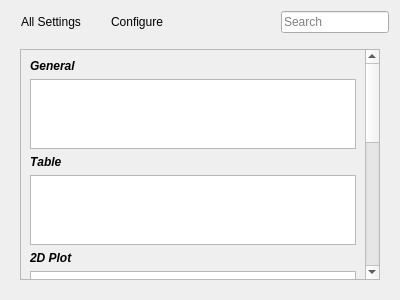
First picture: the form in alphaplot/src/ui/SettingsDialog.ui, repository narunlifescience/AlphaPlot, before the edit.
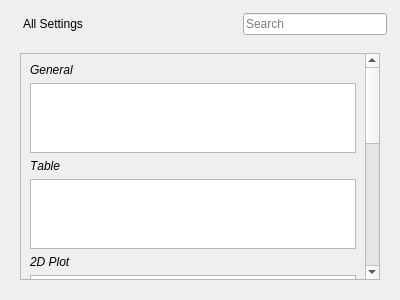
Second picture: the form after the edit. Custom widgets are drawn as their Qt base class.

Commit message: General appearance settings #2

Diff of the .ui file:
```diff
--- a/alphaplot/src/ui/SettingsDialog.ui
+++ b/alphaplot/src/ui/SettingsDialog.ui
@@ -16,6 +16,18 @@
   <layout class="QGridLayout" name="settingGridLayout">
    <item row="0" column="0">
     <layout class="QHBoxLayout" name="headerHorizontalLayout">
+     <property name="leftMargin">
+      <number>2</number>
+     </property>
+     <property name="topMargin">
+      <number>2</number>
+     </property>
+     <property name="rightMargin">
+      <number>2</number>
+     </property>
+     <property name="bottomMargin">
+      <number>2</number>
+     </property>
      <item>
       <widget class="QPushButton" name="settingsButton">
        <property name="text">
@@ -26,16 +38,6 @@
        </property>
       </widget>
      </item>
-     <item>
-      <widget class="QPushButton" name="configureButton">
-       <property name="text">
-        <string>Configure</string>
-       </property>
-       <property name="flat">
-        <bool>true</bool>
-       </property>
-      </widget>
-     </item>
      <item>
       <spacer name="headerHorizontalSpacer">
        <property name="orientation">
@@ -89,9 +91,9 @@
           <property name="geometry">
            <rect>
             <x>0</x>
-            <y>-390</y>
+            <y>0</y>
             <width>348</width>
-            <height>618</height>
+            <height>612</height>
            </rect>
           </property>
           <layout class="QVBoxLayout" name="scrollVerticalLayout">
@@ -99,9 +101,9 @@
             <widget class="QLabel" name="generalLabel">
              <property name="font">
               <font>
-               <weight>75</weight>
+               <weight>50</weight>
                <italic>true</italic>
-               <bold>true</bold>
+               <bold>false</bold>
               </font>
              </property>
              <property name="layoutDirection">
@@ -132,9 +134,9 @@
             <widget class="QLabel" name="tableLabel">
              <property name="font">
               <font>
-               <weight>75</weight>
+               <weight>50</weight>
                <italic>true</italic>
-               <bold>true</bold>
+               <bold>false</bold>
                <kerning>false</kerning>
               </font>
              </property>
@@ -150,9 +152,9 @@
             <widget class="QLabel" name="plot2dLabel">
              <property name="font">
               <font>
-               <weight>75</weight>
+               <weight>50</weight>
                <italic>true</italic>
-               <bold>true</bold>
+               <bold>false</bold>
               </font>
              </property>
              <property name="text">
```
Left out of the diff: 12 changed lines with no effect on the pictures. The commit also changes 8 other files.
